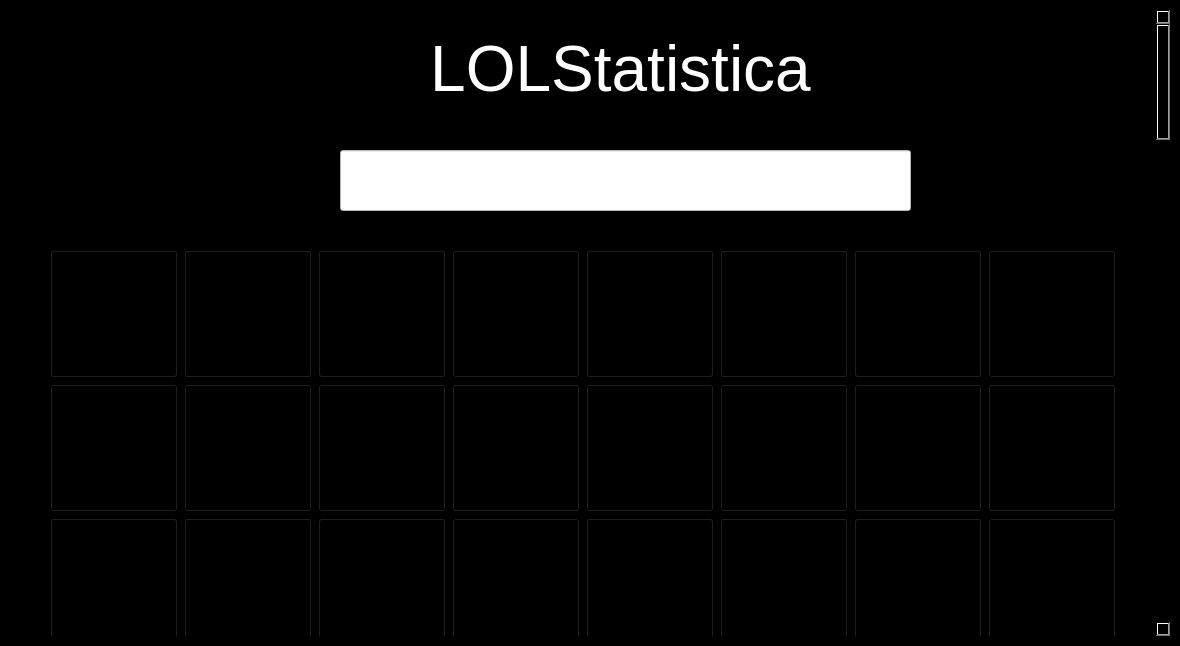
Old version of the form StartScreen.ui in the repository IbrahAbd/Statistica.
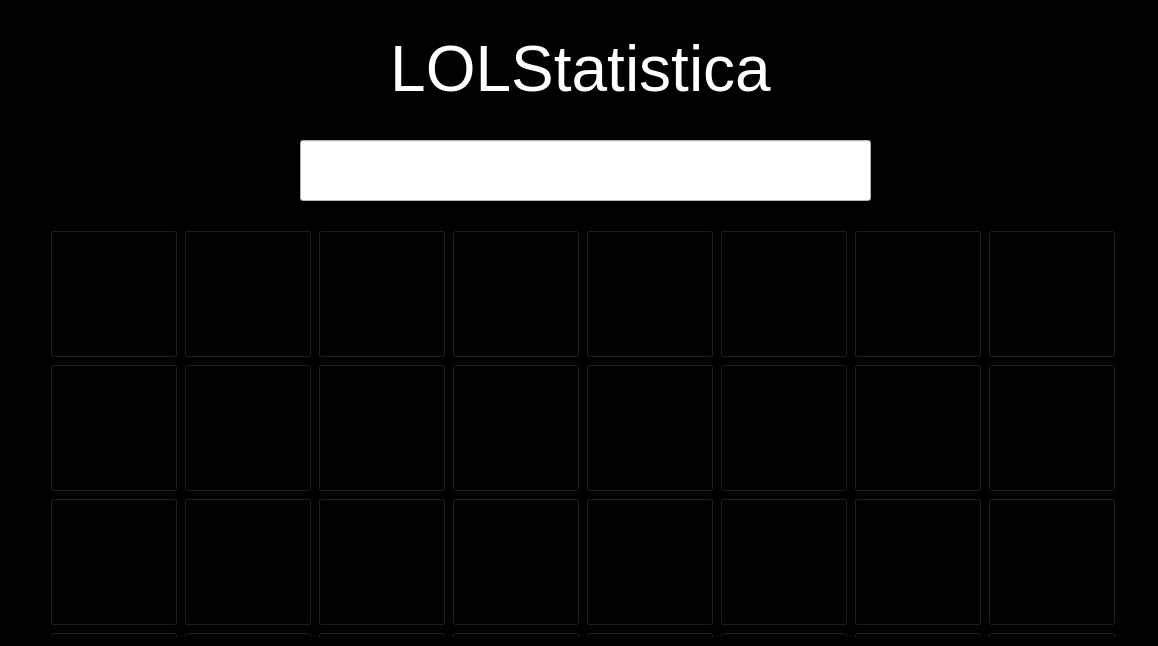
New version of the form.

The edit to the form file:
```diff
--- a/StartScreen.ui
+++ b/StartScreen.ui
@@ -6,7 +6,7 @@
    <rect>
     <x>0</x>
     <y>0</y>
-    <width>1180</width>
+    <width>1158</width>
     <height>646</height>
    </rect>
   </property>
@@ -18,10 +18,16 @@
   </property>
   <property name="minimumSize">
    <size>
-    <width>1180</width>
+    <width>1158</width>
     <height>646</height>
    </size>
   </property>
+  <property name="maximumSize">
+   <size>
+    <width>1158</width>
+    <height>16777215</height>
+   </size>
+  </property>
   <property name="windowTitle">
    <string>MainWindow</string>
   </property>
@@ -31,14 +37,30 @@
   <widget class="QWidget" name="centralwidget">
    <layout class="QHBoxLayout" name="horizontalLayout">
     <item>
+     <widget class="QStackedWidget" name="stackedWidget">
+      <property name="enabled">
+       <bool>true</bool>
+      </property>
+      <property name="currentIndex">
+       <number>0</number>
+      </property>
+      <widget class="QWidget" name="page_3">
      <widget class="QScrollArea" name="scrollArea">
       <property name="enabled">
        <bool>true</bool>
       </property>
-      <property name="minimumSize">
+        <property name="geometry">
+         <rect>
+          <x>-80</x>
+          <y>0</y>
+          <width>1241</width>
+          <height>651</height>
+         </rect>
+        </property>
+        <property name="maximumSize">
        <size>
-        <width>100</width>
-        <height>100</height>
+          <width>1241</width>
+          <height>651</height>
        </size>
       </property>
       <property name="widgetResizable">
@@ -49,7 +71,7 @@
         <rect>
          <x>0</x>
          <y>0</y>
-         <width>1143</width>
+           <width>1222</width>
          <height>3200</height>
         </rect>
        </property>
@@ -74,8 +96,8 @@
        <widget class="QWidget" name="gridLayoutWidget">
         <property name="geometry">
          <rect>
-          <x>30</x>
-          <y>230</y>
+            <x>110</x>
+            <y>210</y>
           <width>1086</width>
           <height>2828</height>
          </rect>
@@ -3252,7 +3274,7 @@
        <widget class="QLabel" name="label">
         <property name="geometry">
          <rect>
-          <x>300</x>
+            <x>340</x>
           <y>10</y>
           <width>621</width>
           <height>101</height>
@@ -3265,8 +3287,8 @@
        <widget class="QLineEdit" name="lineEdit">
         <property name="geometry">
          <rect>
-          <x>330</x>
-          <y>140</y>
+            <x>370</x>
+            <y>130</y>
           <width>571</width>
           <height>61</height>
          </rect>
@@ -3280,6 +3302,9 @@
         </property>
        </widget>
       </widget>
+       </widget>
+      </widget>
+      <widget class="QWidget" name="page_4"/>
      </widget>
     </item>
    </layout>
```
Lines whose indentation alone changed are shown as unchanged.
